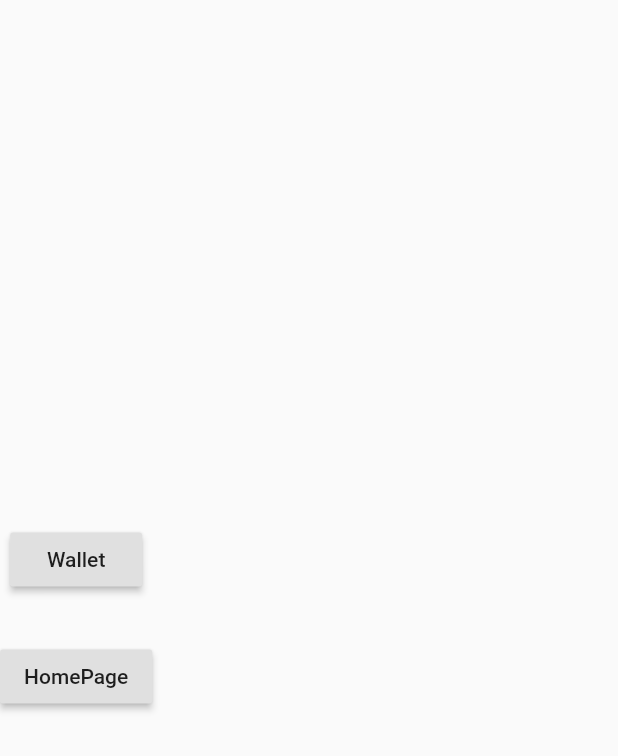
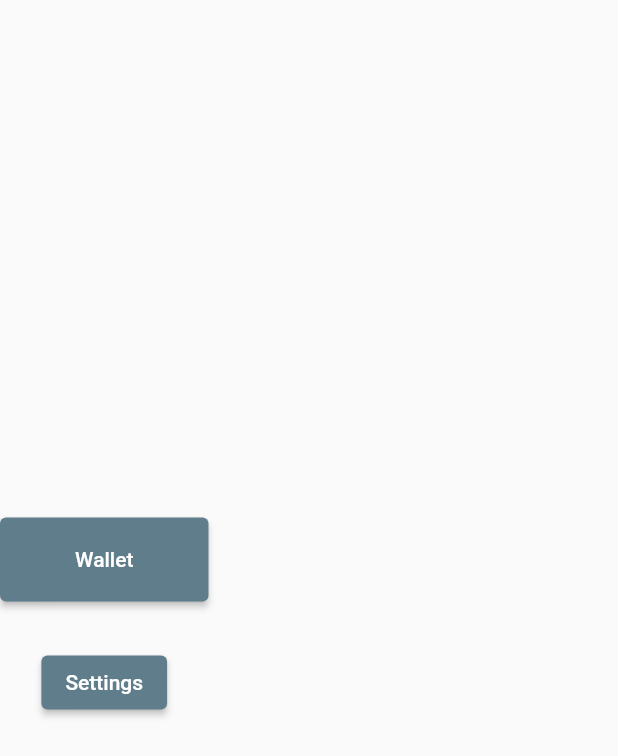
Before and after one commit to mukeshs1510/flutter-UI, a Flutter app: the screen it shows after launch, on a phone screen of 412 x 824 dp. Shown: the top 756 px of the screen. Run offline on Flutter 3.47's test engine with Material 2 defaults, Android fonts, the phone set to English and light mode, and no system bars; our stand-ins replace flutter_credit_card, get, google_fonts, rive, shared_preferences.

Commit message:
Added ElevatedButton instead of Raised button as these are no more alive.

```diff
--- a/lib/pages/phoneauth.dart
+++ b/lib/pages/phoneauth.dart
@@ -3,6 +3,7 @@ import 'package:flutter/material.dart';
 import 'package:get/get.dart';
 import 'package:glass_blured/pages/drawer_menu.dart';
 import 'package:glass_blured/pages/home_page.dart';
+import 'package:glass_blured/pages/settings_page.dart';
 import 'package:glass_blured/pages/wallet.dart';
 
 class PhoneAuth extends StatefulWidget {
@@ -31,21 +32,28 @@ class _PhoneAuthState extends State<PhoneAuth> {
       mainAxisAlignment: MainAxisAlignment.center,
       crossAxisAlignment: CrossAxisAlignment.center,
       children: [
-        RaisedButton(
-          onPressed: () {
-            Get.to(() => WalletPage());
-          },
-          child: Text("Wallet"),
-        ),
+        // RaisedButton(
+        //   onPressed: () {
+        //     Get.to(() => WalletPage());
+        //   },
+        //   child: Text("Wallet"),
+        // ),
+        ElevatedButton(
+            style: ButtonStyle(
+                padding: MaterialStateProperty.all(
+                    EdgeInsets.symmetric(horizontal: 50.0, vertical: 20.0))),
+            onPressed: () {
+              Get.to(() => WalletPage());
+            },
+            child: Text("Wallet")),
         SizedBox(
           height: 30,
         ),
-        RaisedButton(
-          onPressed: () {
-            Get.to(() => HomePage());
-          },
-          child: Text("HomePage"),
-        ),
+        ElevatedButton(
+            onPressed: () {
+              Get.to(() => SettingPage());
+            },
+            child: Text("Settings")),
       ],
     ));
   }
```
Also changed, not shown: lib/pages/wallet.dart (+5 -5 lines).
